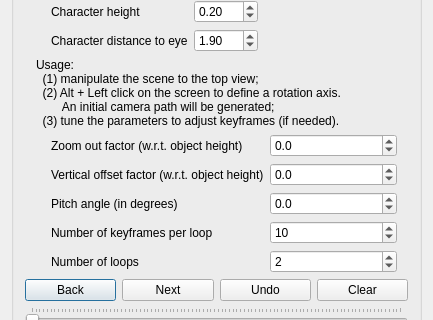
This is applications/Mapple/dialogs/dialog_walk_through.ui in LiangliangNan/Easy3D as Qt 5 draws it before an edit; both pictures show x 0 to 433 and y 323 to 643 of the 433 by 850 pixel window. The edited form follows.
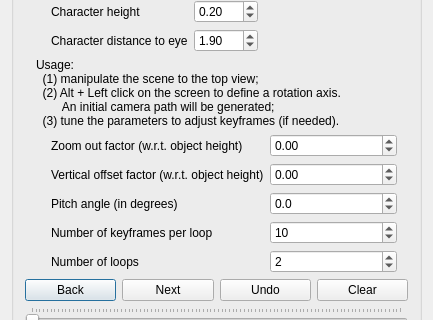
This is the edited form.

Commit message: 2 decimals for camera path parameters

```diff
--- a/applications/Mapple/dialogs/dialog_walk_through.ui
+++ b/applications/Mapple/dialogs/dialog_walk_through.ui
@@ -290,9 +290,6 @@
                </item>
                <item row="1" column="1">
                 <widget class="QDoubleSpinBox" name="doubleSpinBoxVerticalOffsetFactor">
-                 <property name="decimals">
-                  <number>1</number>
-                 </property>
                  <property name="minimum">
                   <double>-100.000000000000000</double>
                  </property>
@@ -326,9 +323,6 @@
                </item>
                <item row="0" column="1">
                 <widget class="QDoubleSpinBox" name="doubleSpinBoxZoomOutFactor">
-                 <property name="decimals">
-                  <number>1</number>
-                 </property>
                  <property name="minimum">
                   <double>-100.000000000000000</double>
                  </property>
```
